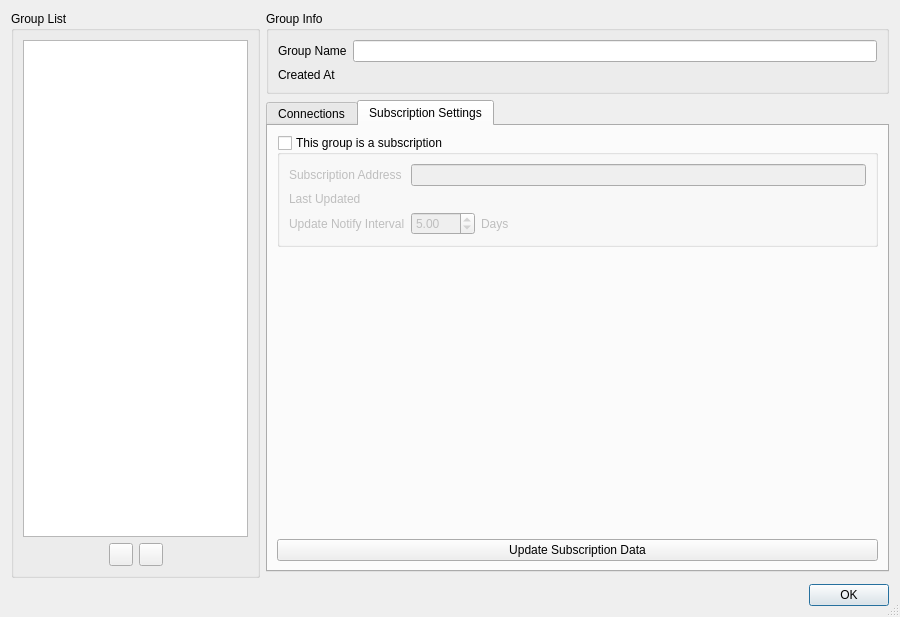
Above: src/ui/windows/w_GroupManager.ui from Qv2ray/Qv2ray before the change. Below: the same form after it.
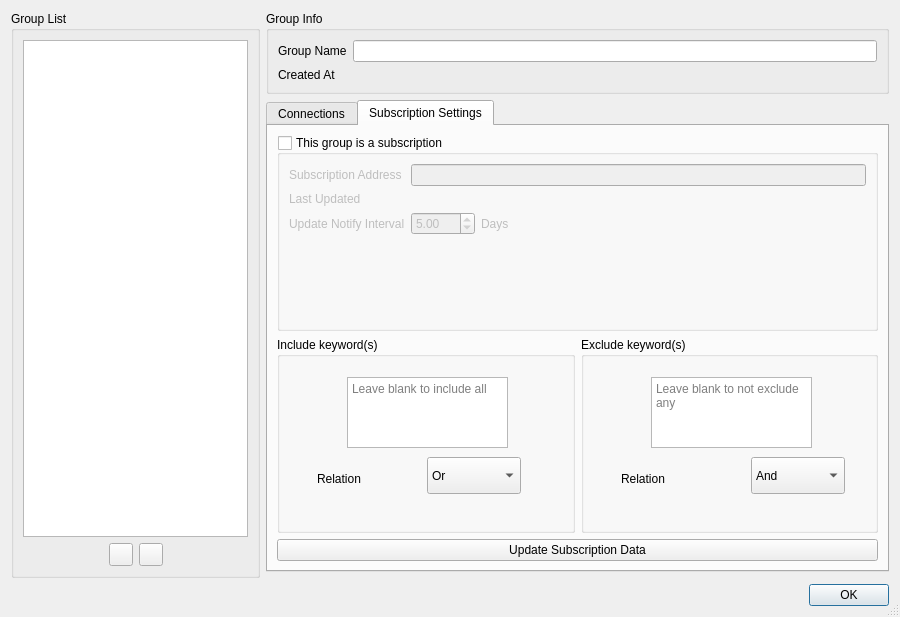
That is the form after the change. The open tabs and pages were chosen to show the change. Icons and pictures are not drawn.

The edit to the form file:
```diff
--- a/src/ui/windows/w_GroupManager.ui
+++ b/src/ui/windows/w_GroupManager.ui
@@ -231,6 +231,15 @@
           <bool>false</bool>
          </property>
          <layout class="QFormLayout" name="formLayout_3">
+          <property name="sizeConstraint">
+           <enum>QLayout::SetDefaultConstraint</enum>
+          </property>
+          <property name="fieldGrowthPolicy">
+           <enum>QFormLayout::ExpandingFieldsGrow</enum>
+          </property>
+          <property name="rowWrapPolicy">
+           <enum>QFormLayout::DontWrapRows</enum>
+          </property>
           <item row="0" column="0">
            <widget class="QLabel" name="label_2">
             <property name="text">
@@ -303,17 +312,117 @@
         </widget>
        </item>
        <item>
-        <spacer name="verticalSpacer">
-         <property name="orientation">
-          <enum>Qt::Vertical</enum>
-         </property>
-         <property name="sizeHint" stdset="0">
-          <size>
-           <width>20</width>
-           <height>40</height>
-          </size>
-         </property>
-        </spacer>
+        <layout class="QGridLayout" name="gridLayout_3">
+         <item row="1" column="3">
+          <widget class="QGroupBox" name="groupExcludeKeywords">
+           <property name="title">
+            <string>Exclude keyword(s)</string>
+           </property>
+           <widget class="QPlainTextEdit" name="ExcludeKeywords">
+            <property name="geometry">
+             <rect>
+              <x>70</x>
+              <y>40</y>
+              <width>161</width>
+              <height>71</height>
+             </rect>
+            </property>
+            <property name="placeholderText">
+             <string>Leave blank to not exclude any</string>
+            </property>
+           </widget>
+           <widget class="QComboBox" name="ExcludeRelation">
+            <property name="geometry">
+             <rect>
+              <x>170</x>
+              <y>120</y>
+              <width>94</width>
+              <height>37</height>
+             </rect>
+            </property>
+            <item>
+             <property name="text">
+              <string>And</string>
+             </property>
+            </item>
+            <item>
+             <property name="text">
+              <string>Or</string>
+             </property>
+            </item>
+           </widget>
+           <widget class="QLabel" name="label_8">
+            <property name="geometry">
+             <rect>
+              <x>40</x>
+              <y>130</y>
+              <width>71</width>
+              <height>23</height>
+             </rect>
+            </property>
+            <property name="text">
+             <string>Relation</string>
+            </property>
+           </widget>
+          </widget>
+         </item>
+         <item row="1" column="1">
+          <widget class="QGroupBox" name="groupIncludeKeywords">
+           <property name="enabled">
+            <bool>true</bool>
+           </property>
+           <property name="title">
+            <string>Include keyword(s)</string>
+           </property>
+           <widget class="QPlainTextEdit" name="IncludeKeywords">
+            <property name="geometry">
+             <rect>
+              <x>70</x>
+              <y>40</y>
+              <width>161</width>
+              <height>71</height>
+             </rect>
+            </property>
+            <property name="placeholderText">
+             <string>Leave blank to include all</string>
+            </property>
+           </widget>
+           <widget class="QLabel" name="label_7">
+            <property name="geometry">
+             <rect>
+              <x>40</x>
+              <y>130</y>
+              <width>71</width>
+              <height>23</height>
+             </rect>
+            </property>
+            <property name="text">
+             <string>Relation</string>
+            </property>
+           </widget>
+           <widget class="QComboBox" name="IncludeRelation">
+            <property name="geometry">
+             <rect>
+              <x>150</x>
+              <y>120</y>
+              <width>94</width>
+              <height>37</height>
+             </rect>
+            </property>
+            <item>
+             <property name="text">
+              <string>Or</string>
+             </property>
+            </item>
+            <item>
+             <property name="text">
+              <string>And</string>
+             </property>
+            </item>
+           </widget>
+          </widget>
+         </item>
+        </layout>
        </item>
        <item>
         <widget class="QPushButton" name="updateButton">
```
